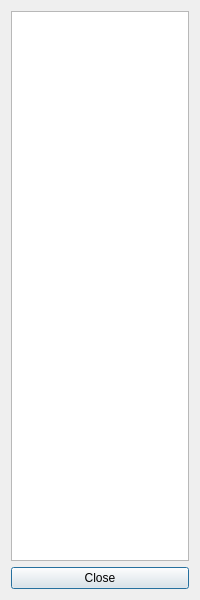
This is UserInterface/Forms/IfcTreeDialog.ui in tumcms/Open-Infra-Platform as Qt 5 draws it before an edit. The edited form follows.
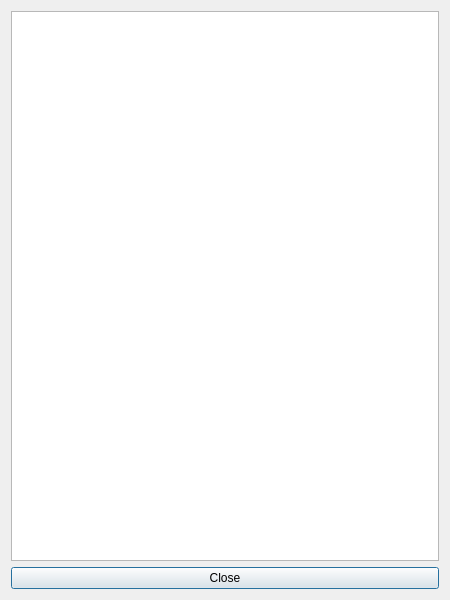
This is the edited form.

Diff of the .ui file:
```diff
--- a/UserInterface/Forms/IfcTreeDialog.ui
+++ b/UserInterface/Forms/IfcTreeDialog.ui
@@ -6,7 +6,7 @@
    <rect>
     <x>0</x>
     <y>0</y>
-    <width>200</width>
+    <width>450</width>
     <height>600</height>
    </rect>
   </property>
```
